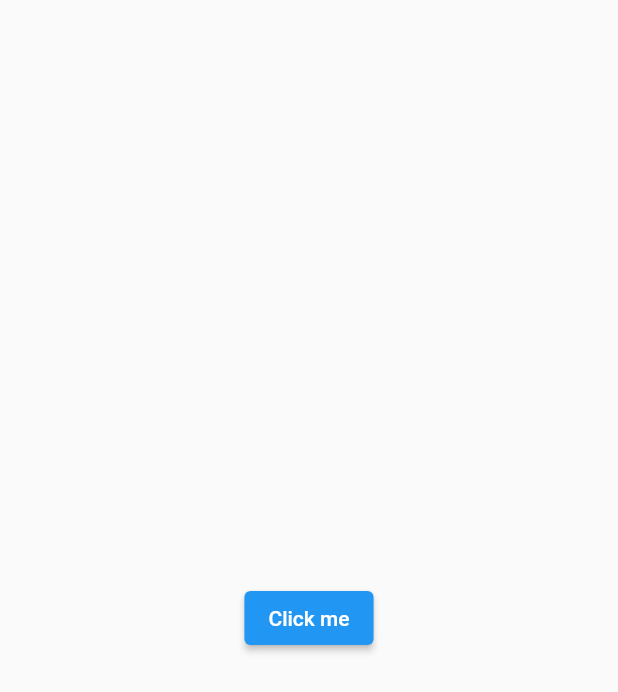
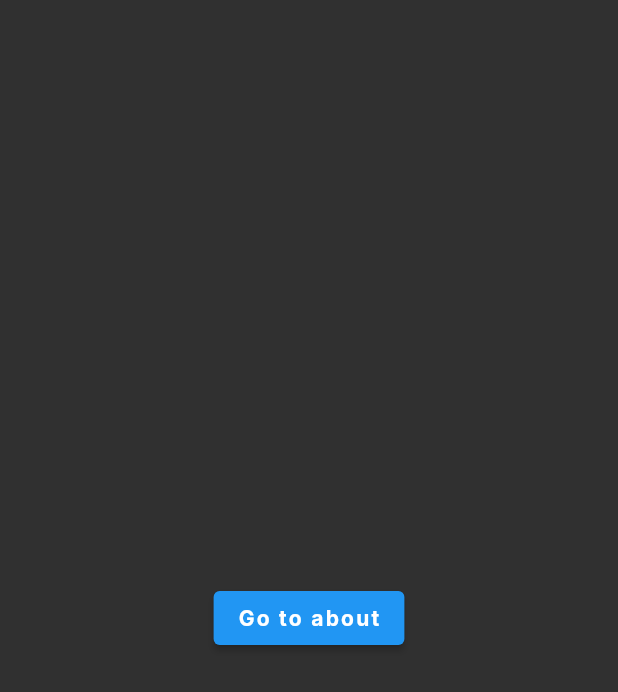
Before and after one commit to ansh-saini/flutter-quizapp, a Flutter app: the Home screen opened directly, on a phone screen of 412 x 824 dp. Shown: the top 692 px of the screen. Run offline on Flutter 3.47's test engine with Material 2 defaults, Android fonts, the phone set to English and light mode, and no system bars; our stand-ins replace firebase_core, google_fonts; accounts and stored records are empty.

Commit message:
setup theme

```diff
--- a/lib/home/home.dart
+++ b/lib/home/home.dart
@@ -8,7 +8,10 @@ class Home extends StatelessWidget {
     return Scaffold(
       body: Center(
         child: ElevatedButton(
-          child: const Text("Click me"),
+          child: Text(
+            "Go to about",
+            style: Theme.of(context).textTheme.button,
+          ),
           onPressed: () => Navigator.pushNamed(context, '/about'),
         ),
       ),
--- /dev/null
+++ b/lib/theme.dart
@@ -0,0 +1,22 @@
+import 'package:flutter/material.dart';
+import 'package:google_fonts/google_fonts.dart';
+
+final ThemeData appTheme = ThemeData(
+  fontFamily: GoogleFonts.inter().fontFamily,
+  brightness: Brightness.dark,
+  textTheme: const TextTheme(
+    bodyText1: TextStyle(fontSize: 18),
+    bodyText2: TextStyle(fontSize: 15),
+    button: TextStyle(
+      letterSpacing: 1.5,
+      fontWeight: FontWeight.bold,
+    ),
+    headline1: TextStyle(
+      fontWeight: FontWeight.bold,
+    ),
+    subtitle1: TextStyle(
+      color: Colors.grey,
+    ),
+  ),
+  buttonTheme: const ButtonThemeData(),
+);
--- a/pubspec.yaml
+++ b/pubspec.yaml
@@ -19,7 +19,7 @@ dependencies:
   # sign_in_with_apple: 3.2.0
   # crypto: 3.0.1
   # font_awesome_flutter: 9.2.0
-  # google_fonts: 2.1.0
+  google_fonts: 2.1.0
   # provider: 6.0.1
   # rxdart: 0.27.2
   # json_annotation: 4.3.0
```
Also changed, not shown: lib/main.dart (+5 -7 lines), pubspec.lock.
